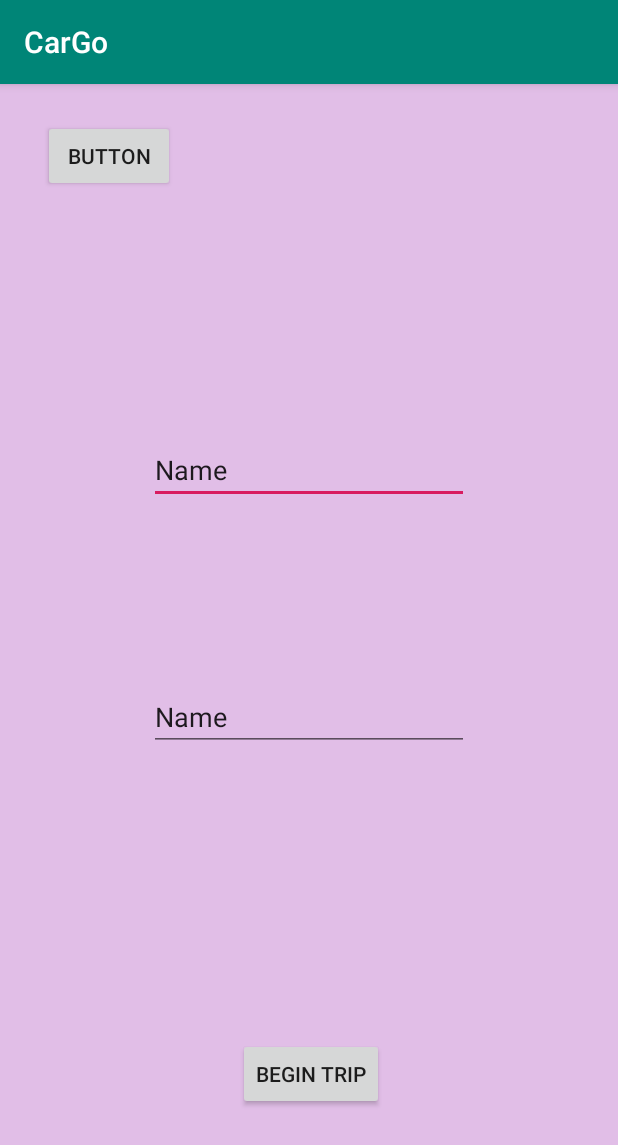
After one commit to kevinhou168/CarGo, an Android app: the namesetup screen opened directly, with no data from a screen before it, on a phone screen of 412 x 824 dp. The commit adds this screen. Shown: the top 1145 px of the screen. Run offline under Robolectric (Android 15) with nearby library versions, the phone set to English and light mode, and no system bars.

Commit message:
Modify and fix previous commit

```diff
--- /dev/null
+++ b/CarGo/app/src/main/java/com/example/cargo/namesetup.java
@@ -0,0 +1,41 @@
+package com.example.cargo;
+
+import android.content.Intent;
+import android.support.v7.app.AppCompatActivity;
+import android.os.Bundle;
+import android.view.View;
+import android.widget.Button;
+
+public class namesetup extends AppCompatActivity {
+
+    @Override
+    protected void onCreate(Bundle savedInstanceState) {
+        super.onCreate(savedInstanceState);
+        setContentView(R.layout.activity_namesetup);
+        Button begintrip = findViewById(R.id.begintrip);
+        begintrip.setOnClickListener(new View.OnClickListener() {
+            @Override
+            public void onClick(View v) {
+                goToDriving();
+            }
+        });
+
+       Button back = findViewById(R.id.back2);
+        back.setOnClickListener(new View.OnClickListener() {
+            @Override
+            public void onClick(View v) {
+                goBackToSetup();
+            }
+        });
+
+    }
+
+    private void goToDriving() {
+    }
+
+
+    private void goBackToSetup() {
+        Intent intent = new Intent(this, Setup.class);
+        startActivity(intent);
+    }
+}
--- /dev/null
+++ b/CarGo/app/src/main/res/layout/activity_namesetup.xml
@@ -0,0 +1,75 @@
+<?xml version="1.0" encoding="utf-8"?>
+<android.support.constraint.ConstraintLayout
+    xmlns:android="http://schemas.android.com/apk/res/android"
+    xmlns:app="http://schemas.android.com/apk/res-auto"
+    xmlns:tools="http://schemas.android.com/tools"
+    android:layout_width="match_parent"
+    android:layout_height="match_parent"
+    android:background="@color/lavender">
+
+    <Button
+        android:id="@+id/begintrip"
+        android:layout_width="wrap_content"
+        android:layout_height="wrap_content"
+        android:layout_marginStart="157dp"
+        android:layout_marginLeft="157dp"
+        android:layout_marginEnd="156dp"
+        android:layout_marginRight="156dp"
+        android:layout_marginBottom="84dp"
+        android:text="Begin Trip"
+        app:layout_constraintBottom_toBottomOf="parent"
+        app:layout_constraintEnd_toEndOf="parent"
+        app:layout_constraintHorizontal_bias="1.0"
+        app:layout_constraintStart_toStartOf="parent" />
+
+    <EditText
+        android:id="@+id/editText3"
+        android:layout_width="wrap_content"
+        android:layout_height="wrap_content"
+        android:layout_marginStart="99dp"
+        android:layout_marginLeft="99dp"
+        android:layout_marginTop="155dp"
+        android:layout_marginEnd="99dp"
+        android:layout_marginRight="99dp"
+        android:layout_marginBottom="56dp"
+        android:ems="10"
+        android:inputType="textPersonName"
+        android:text="Name"
+        app:layout_constraintBottom_toTopOf="@+id/editText4"
+        app:layout_constraintEnd_toEndOf="parent"
+        app:layout_constraintStart_toStartOf="parent"
+        app:layout_constraintTop_toBottomOf="@+id/back2" />
+
+    <EditText
+        android:id="@+id/editText4"
+        android:layout_width="wrap_content"
+        android:layout_height="wrap_content"
+        android:layout_marginStart="99dp"
+        android:layout_marginLeft="99dp"
+        android:layout_marginTop="56dp"
+        android:layout_marginEnd="99dp"
+        android:layout_marginRight="99dp"
+        android:layout_marginBottom="184dp"
+        android:ems="10"
+        android:inputType="textPersonName"
+        android:text="Name"
+        app:layout_constraintBottom_toTopOf="@+id/begintrip"
+        app:layout_constraintEnd_toEndOf="parent"
+        app:layout_constraintStart_toStartOf="parent"
+        app:layout_constraintTop_toBottomOf="@+id/editText3" />
+
+    <Button
+        android:id="@+id/back2"
+        android:layout_width="wrap_content"
+        android:layout_height="wrap_content"
+        android:layout_marginStart="28dp"
+        android:layout_marginLeft="28dp"
+        android:layout_marginTop="24dp"
+        android:layout_marginEnd="295dp"
+        android:layout_marginRight="295dp"
+        android:text="Button"
+        app:layout_constraintEnd_toEndOf="parent"
+        app:layout_constraintStart_toStartOf="parent"
+        app:layout_constraintTop_toTopOf="parent" />
+
+</android.support.constraint.ConstraintLayout>
```
Also changed, not shown: CarGo/app/src/main/AndroidManifest.xml (+5 -3 lines), CarGo/app/src/main/java/com/example/cargo/MainActivity.java (+4 -8 lines), CarGo/app/src/main/java/com/example/cargo/NameSetupActivity.java (deleted, +0 -38 lines), CarGo/app/src/main/java/com/example/cargo/Setup.java (renamed from CarGo/app/src/main/java/com/example/cargo/SetupActivity.java, +8 -10 lines), CarGo/app/src/main/res/layout/activity_main.xml (+0 -16 lines), CarGo/app/src/main/res/layout/activity_setup.xml (added, +46 -0 lines), CarGo/app/src/main/res/layout/setup.xml (deleted, +0 -24 lines), CarGo/app/src/main/res/drawable/cargologo.jpg (renamed from CarGo/app/src/main/res/drawable/kisspng-carpool-commuting-taipei-station-transport-train-strategic-vector-5ad9738be7ea28.4949301115242003319499.jpg).
